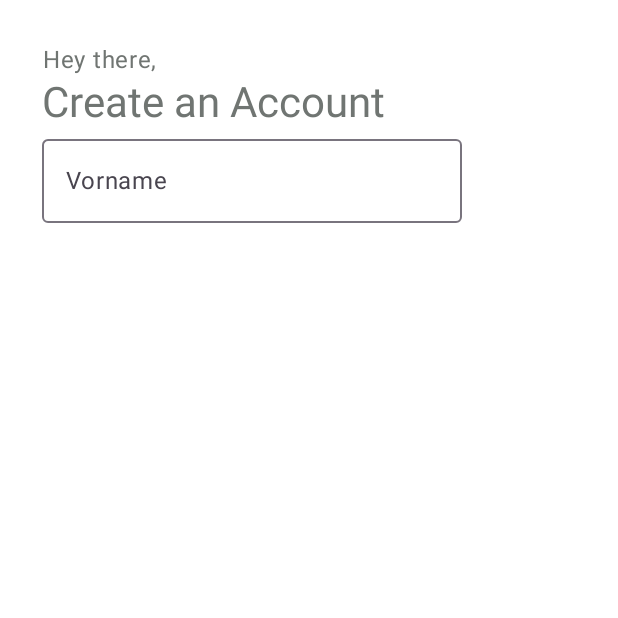
After one commit to murielan/plAAAAnt, an Android app built with Jetpack Compose: the composable SignUpScreen shown on its own in the app's theme, on a phone screen of 412 x 824 dp, the top half of it. The commit adds this screen. Run offline under Robolectric (Android 15) with nearby library versions, the phone set to English and light mode, and no system bars.

Commit message:
add sign up screen basics

```diff
--- a/app/build.gradle
+++ b/app/build.gradle
@@ -130,6 +130,9 @@ dependencies {
     // Import the BoM for the Firebase platform
     implementation(platform('com.google.firebase:firebase-bom:32.5.0'))
 
+    // Firebase authentication
+    implementation("com.google.firebase:firebase-auth")
+
     // Declare the dependency for the Cloud Firestore library
     // When using the BoM, you don't specify versions in Firebase library dependencies
     implementation('com.google.firebase:firebase-firestore-ktx:24.9.1')
--- a/app/src/main/kotlin/fhnw/ws6c/theapp/ui/screens/SharedComposables.kt
+++ b/app/src/main/kotlin/fhnw/ws6c/theapp/ui/screens/SharedComposables.kt
@@ -13,6 +13,7 @@ import androidx.compose.foundation.layout.padding
 import androidx.compose.foundation.layout.size
 import androidx.compose.foundation.layout.wrapContentHeight
 import androidx.compose.foundation.shape.RoundedCornerShape
+import androidx.compose.foundation.text.KeyboardOptions
 import androidx.compose.material.icons.Icons
 import androidx.compose.material.icons.filled.ArrowBack
 import androidx.compose.material3.Badge
@@ -24,9 +25,13 @@ import androidx.compose.material3.MaterialTheme
 import androidx.compose.material3.NavigationBar
 import androidx.compose.material3.NavigationBarItem
 import androidx.compose.material3.NavigationBarItemDefaults
+import androidx.compose.material3.OutlinedTextField
+import androidx.compose.material3.OutlinedTextFieldDefaults
 import androidx.compose.material3.Text
 import androidx.compose.material3.TopAppBar
 import androidx.compose.runtime.Composable
+import androidx.compose.runtime.mutableStateOf
+import androidx.compose.runtime.remember
 import androidx.compose.ui.Alignment
 import androidx.compose.ui.Modifier
 import androidx.compose.ui.draw.clip
@@ -225,3 +230,25 @@ fun PlantImage(plant: Plant) {
         }
     }
 }
+
+
+@OptIn(ExperimentalMaterial3Api::class)
+@Composable
+fun MyTextField(labelValue: String) {
+    val textValue = remember {
+        mutableStateOf("")
+    }
+    OutlinedTextField(
+        label = { Text(text = labelValue) },
+        colors = OutlinedTextFieldDefaults.colors(
+            focusedBorderColor = MaterialTheme.colorScheme.primary,
+            focusedLabelColor = MaterialTheme.colorScheme.primary,
+            cursorColor = MaterialTheme.colorScheme.primary
+        ),
+        keyboardOptions = KeyboardOptions.Default,
+        value = textValue.value,
+        onValueChange = {
+            textValue.value = it
+        },
+    )
+}
--- /dev/null
+++ b/app/src/main/kotlin/fhnw/ws6c/theapp/ui/screens/SignUpScreen.kt
@@ -0,0 +1,42 @@
+package fhnw.ws6c.theapp.ui.screens
+
+import androidx.compose.foundation.background
+import androidx.compose.foundation.layout.Column
+import androidx.compose.foundation.layout.fillMaxSize
+import androidx.compose.foundation.layout.padding
+import androidx.compose.material3.MaterialTheme
+import androidx.compose.material3.Surface
+import androidx.compose.material3.Text
+import androidx.compose.runtime.Composable
+import androidx.compose.ui.Modifier
+import androidx.compose.ui.text.TextStyle
+import androidx.compose.ui.text.style.TextAlign
+import androidx.compose.ui.tooling.preview.Preview
+import androidx.compose.ui.unit.dp
+import androidx.compose.ui.unit.sp
+
+@Composable
+fun SignUpScreen() {
+    Surface(
+        modifier = Modifier
+            .fillMaxSize()
+            .background(MaterialTheme.colorScheme.background)
+            .padding(28.dp)
+    ) {
+        Column(modifier = Modifier.fillMaxSize()){
+            Text(text = "Hey there,", textAlign = TextAlign.Center)
+            Text(text = "Create an Account", textAlign = TextAlign.Center,
+                style = TextStyle(
+                    fontSize = 28.sp
+                )
+            )
+            MyTextField(labelValue = "Vorname")
+        }
+    }
+}
+
+@Preview
+@Composable
+fun DefaultPreviewOfSignUpScreen() {
+    SignUpScreen()
+}
```
Also changed, not shown: app/src/main/kotlin/fhnw/ws6c/theapp/data/EmailPasswordActivity.kt (added, +90 -0 lines), app/src/main/kotlin/fhnw/ws6c/theapp/data/FirebaseUIActivity.kt (added, +43 -0 lines).
